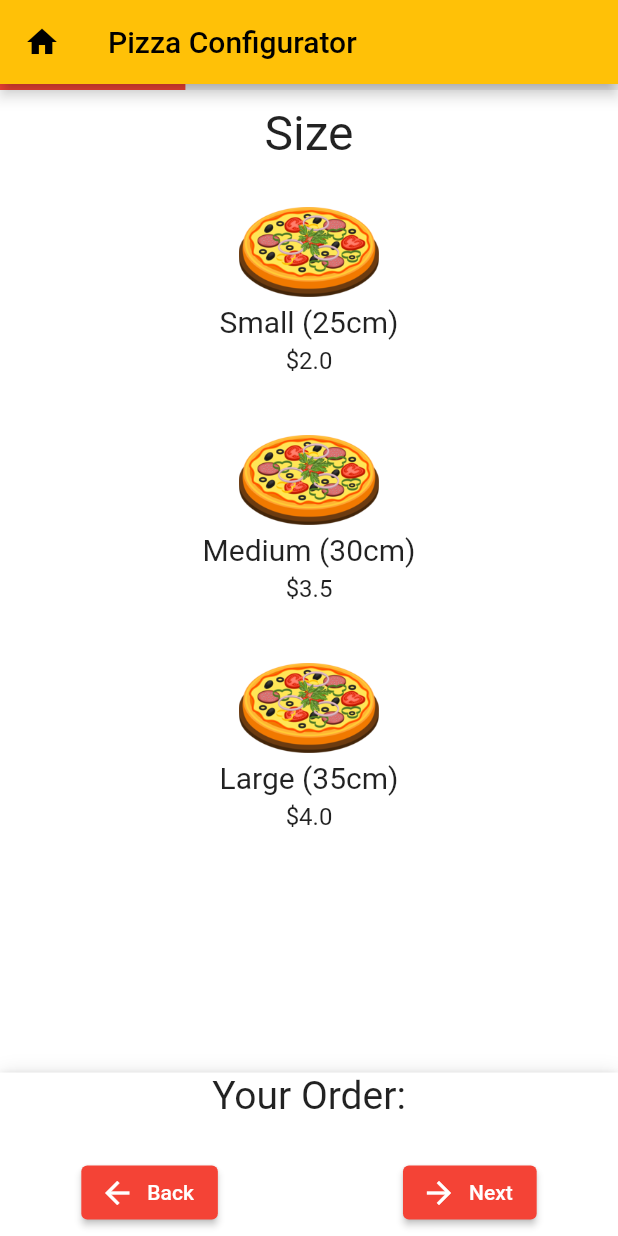
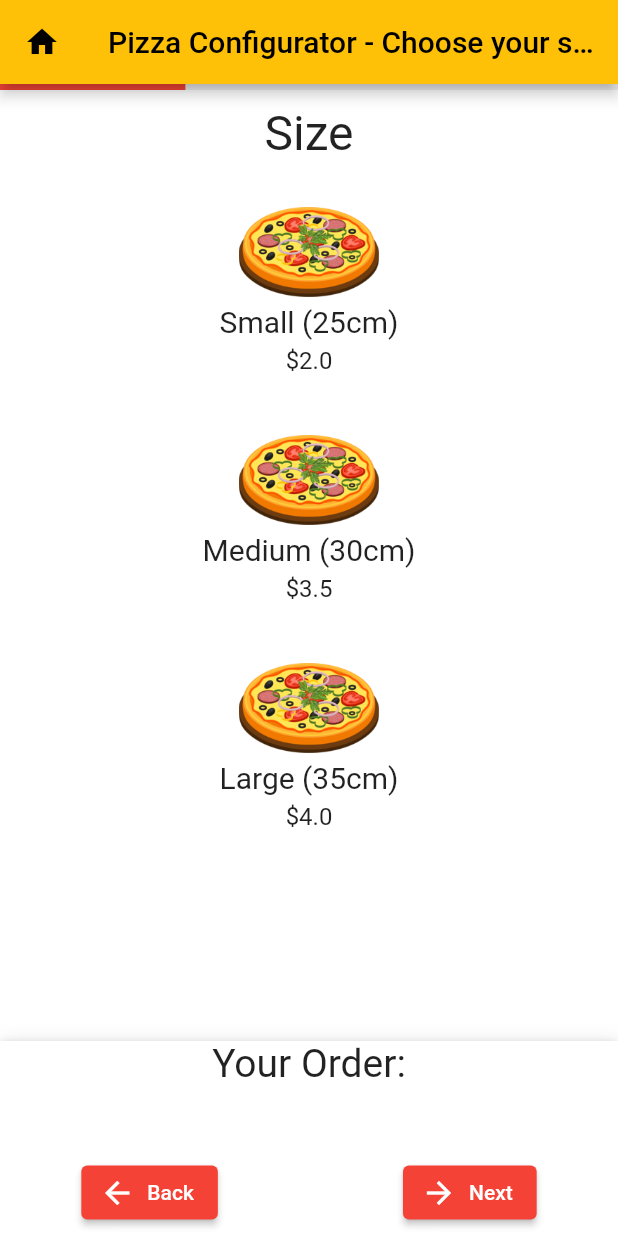
Before and after one commit to MichaelRinglein/PizzaConfigurator, a Flutter app: the screen it shows after launch, after a tap on "Start!", on a phone screen of 412 x 824 dp. Run offline on Flutter 3.47's test engine with Material 2 defaults, Android fonts, the phone set to English and light mode, and no system bars; our stand-ins replace cloud_firestore, firebase_core, flutter_spinkit; accounts and stored records are empty; statements that could not run were skipped.

Commit message:
added: Sauce(), OrderProgress()

```diff
--- a/lib/database/firestore_methods.dart
+++ b/lib/database/firestore_methods.dart
@@ -16,9 +16,9 @@ class FirebaseServices {
         'size': '',
         'sizeCost': 0.0,
         'sauce': '',
+        'sauceCost': 0.0,
         'toppings': [],
       });
-      print('createNewPizza() with autoId $autoId');
     } catch (e) {
       print('Error while createNewPizza(): ' + e.toString());
     }
@@ -29,16 +29,13 @@ class FirebaseServices {
   Future<void> addOption(String autoId, String part, String cost, String option,
       double optionCost) async {
     try {
-      await _reference.doc(autoId).set({part: option, cost: optionCost});
-      print(
-          'addOption() with autoId $autoId, part $part and option $option with cost $cost of $optionCost');
+      await _reference.doc(autoId).update({part: option, cost: optionCost});
     } catch (e) {
       'Error while addOption(): ' + e.toString();
     }
   }
 
   //get the current pizza via stream
-  // TODO: fix this autoID
   Stream<DocumentSnapshot> getPizza(String autoId) {
     return _reference.doc(autoId).snapshots();
   }
--- /dev/null
+++ b/lib/global/loading.dart
@@ -0,0 +1,22 @@
+import 'package:flutter/material.dart';
+import 'package:flutter_spinkit/flutter_spinkit.dart';
+
+class Loading extends StatelessWidget {
+  const Loading({Key? key}) : super(key: key);
+  @override
+  Widget build(BuildContext context) {
+    return Container(
+      color: Colors.amber,
+      child: Center(
+        child: Column(
+          children: const [
+            SpinKitRing(
+              color: Colors.blue,
+              size: 50.0,
+            ),
+          ],
+        ),
+      ),
+    );
+  }
+}
--- a/lib/main.dart
+++ b/lib/main.dart
@@ -4,7 +4,7 @@ import 'firebase_options.dart';
 
 import 'package:pizzaconfigurator/database/firestore_methods.dart';
 import 'package:pizzaconfigurator/options/size.dart';
-import 'package:pizzaconfigurator/options/sauce.dart';
+import 'package:pizzaconfigurator/options/old_sauce.dart';
 import 'package:pizzaconfigurator/options/toppings.dart';
 
 void main() async {
--- a/lib/options/size.dart
+++ b/lib/options/size.dart
@@ -3,8 +3,10 @@ import 'dart:async';
 import 'package:cloud_firestore/cloud_firestore.dart';
 import 'package:flutter/material.dart';
 import 'package:pizzaconfigurator/database/firestore_methods.dart';
+import 'package:pizzaconfigurator/global/loading.dart';
 import 'package:pizzaconfigurator/main.dart';
 import 'package:pizzaconfigurator/options/sauce.dart';
+import 'package:pizzaconfigurator/order_progress.dart';
 import 'package:pizzaconfigurator/single_option.dart';
 
 class Size extends StatefulWidget {
@@ -29,20 +31,23 @@ class _SizeState extends State<Size> {
         builder:
             (BuildContext context, AsyncSnapshot<DocumentSnapshot> snapshot) {
           if (snapshot.hasError) {
-            return Text('Something went wrong');
+            return const Text('Something went wrong');
           }
 
           if (snapshot.connectionState == ConnectionState.waiting) {
-            return Text("Loading");
+            return Column(
+              //mainAxisAlignment: MainAxisAlignment.center,
+              children: const <Widget>[
+                Loading(),
+              ],
+            );
           }
 
-          if (snapshot.hasData) {
-            print('snapshot.data is: ' + snapshot.data!.data().toString());
-          }
+          if (snapshot.hasData) {}
           return Scaffold(
             appBar: AppBar(
               title: const Text(
-                'Pizza Configurator',
+                'Pizza Configurator - Choose your size',
               ),
               leading: Builder(
                 builder: (BuildContext context) {
@@ -101,29 +106,8 @@ class _SizeState extends State<Size> {
                                   fontSize: 26,
                                 ),
                               ),
-                              Row(
-                                children: [
-                                  Text(
-                                    snapshot.data!.get('size'),
-                                    style: const TextStyle(
-                                      fontSize: 18,
-                                    ),
-                                  ),
-                                  const SizedBox(
-                                    width: 25.0,
-                                  ),
-                                  Text(
-                                    snapshot.data!.get('sizeCost') == 0.0
-                                        ? ''
-                                        : '\$' +
-                                            snapshot.data!
-                                                .get('sizeCost')
-                                                .toString(),
-                                    style: const TextStyle(
-                                      fontSize: 18,
-                                    ),
-                                  ),
-                                ],
+                              OrderProgress(
+                                autoId: widget.autoId,
                               ),
                             ],
                           ),
@@ -169,7 +153,8 @@ class _SizeState extends State<Size> {
                                   : Navigator.push(
                                       context,
                                       MaterialPageRoute(
-                                          builder: (context) => Sauce()),
+                                          builder: (context) =>
+                                              Sauce(autoId: widget.autoId!)),
                                     );
                             },
                             style: ButtonStyle(
--- a/lib/options/toppings.dart
+++ b/lib/options/toppings.dart
@@ -307,12 +307,15 @@ class _ToppingsState extends State<Toppings> {
                         'Back',
                       ),
                       onPressed: () {
+                        /*
                         Navigator.push(
                           context,
+
                           MaterialPageRoute(
                               builder: (context) =>
-                                  Sauce(createdPizza: widget.createdPizza)),
+                                  Sauce(autoId: widget.createdPizza)),
                         );
+                        */
                       },
                       style: ButtonStyle(
                         backgroundColor:
--- /dev/null
+++ b/lib/order_progress.dart
@@ -0,0 +1,85 @@
+import 'package:cloud_firestore/cloud_firestore.dart';
+import 'package:flutter/material.dart';
+import 'package:pizzaconfigurator/database/firestore_methods.dart';
+import 'package:pizzaconfigurator/global/loading.dart';
+
+class OrderProgress extends StatefulWidget {
+  final String? autoId;
+  const OrderProgress({Key? key, this.autoId}) : super(key: key);
+
+  @override
+  State<OrderProgress> createState() => _OrderProgressState();
+}
+
+class _OrderProgressState extends State<OrderProgress> {
+  final FirebaseServices _firebaseServices = FirebaseServices();
+
+  @override
+  Widget build(BuildContext context) {
+    return StreamBuilder<DocumentSnapshot>(
+        stream: _firebaseServices.getPizza(widget.autoId!),
+        builder:
+            (BuildContext context, AsyncSnapshot<DocumentSnapshot> snapshot) {
+          if (snapshot.hasError) {
+            return const Text('Something went wrong');
+          }
+
+          if (snapshot.connectionState == ConnectionState.waiting) {
+            return Column(
+              //mainAxisAlignment: MainAxisAlignment.center,
+              children: const <Widget>[
+                Loading(),
+              ],
+            );
+          }
+
+          if (snapshot.hasData) {}
+          return Column(
+            children: [
+              Row(
+                children: [
+                  Text(
+                    snapshot.data!.get('size'),
+                    style: const TextStyle(
+                      fontSize: 18,
+                    ),
+                  ),
+                  const SizedBox(
+                    width: 25.0,
+                  ),
+                  Text(
+                    snapshot.data!.get('sizeCost') == 0.0
+                        ? ''
+                        : '\$' + snapshot.data!.get('sizeCost').toString(),
+                    style: const TextStyle(
+                      fontSize: 18,
+                    ),
+                  ),
+                ],
+              ),
+              Row(
+                children: [
+                  Text(
+                    snapshot.data!.get('sauce'),
+                    style: const TextStyle(
+                      fontSize: 18,
+                    ),
+                  ),
+                  const SizedBox(
+                    width: 25.0,
+                  ),
+                  Text(
+                    snapshot.data!.get('sauceCost') == 0.0
+                        ? ''
+                        : '\$' + snapshot.data!.get('sauceCost').toString(),
+                    style: const TextStyle(
+                      fontSize: 18,
+                    ),
+                  ),
+                ],
+              ),
+            ],
+          );
+        });
+  }
+}
--- a/pubspec.yaml
+++ b/pubspec.yaml
@@ -37,6 +37,7 @@ dependencies:
   flutter_launcher_icons: ^0.9.2
   firebase_core: ^1.12.0
   cloud_firestore: ^3.1.7
+  flutter_spinkit: ^5.0.0
 
 flutter_icons:
   image_path: "assets/PizzaConfigurator-Icon.png"
```
Also changed, not shown: lib/options/sauce.dart (+51 -107 lines), lib/single_option.dart (+16 -1 lines), pubspec.lock.
